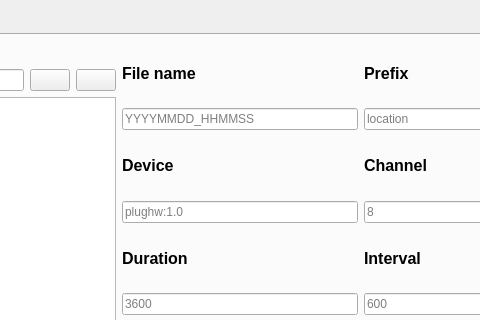
Old version of the form mainwindow.ui in the repository asuka1975/HARKBird-Light; both pictures show x 381 to 861 and y 0 to 320 of the 1000 by 600 pixel window.
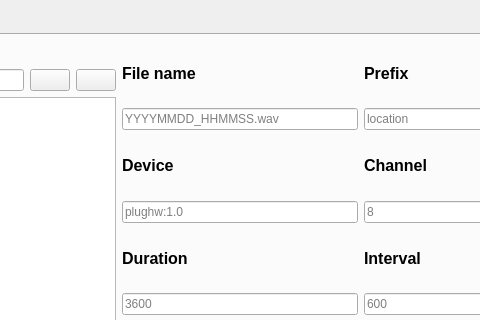
New version of the form. The open tabs and pages were chosen to show the change. Icons and pictures are not drawn.

Commit message: update: RecordingページのFile nameのプレスホルダーを拡張子wavを含めたものに変更

```diff
--- a/mainwindow.ui
+++ b/mainwindow.ui
@@ -114,7 +114,7 @@
             <item row="1" column="0">
              <widget class="QLineEdit" name="lineEdit">
               <property name="placeholderText">
-               <string>YYYYMMDD_HHMMSS</string>
+               <string>YYYYMMDD_HHMMSS.wav</string>
               </property>
              </widget>
             </item>
```
Left out of the diff: 2 changed lines with no effect on the pictures.
